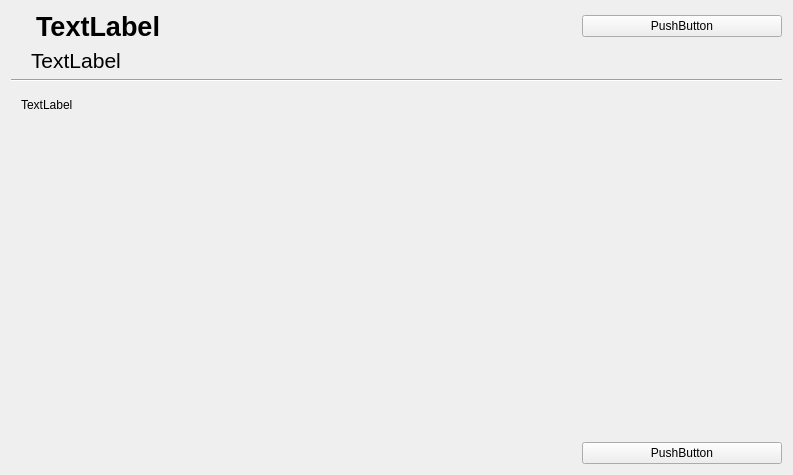
This is projectdetails.ui in zcharli/carleton-student-project-partner-finder as Qt 5 draws it before an edit. The edited form follows.
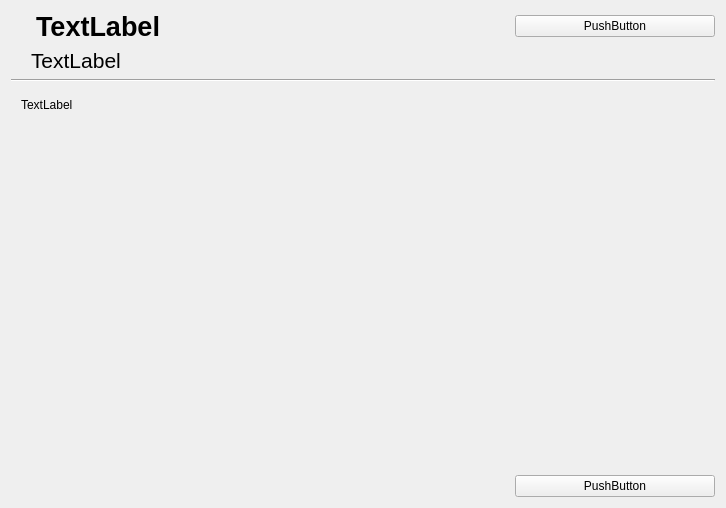
This is the edited form.

What changed in the file:
```diff
--- a/projectdetails.ui
+++ b/projectdetails.ui
@@ -6,8 +6,8 @@
    <rect>
     <x>0</x>
     <y>0</y>
-    <width>793</width>
-    <height>475</height>
+    <width>726</width>
+    <height>508</height>
    </rect>
   </property>
   <property name="windowTitle">
```
